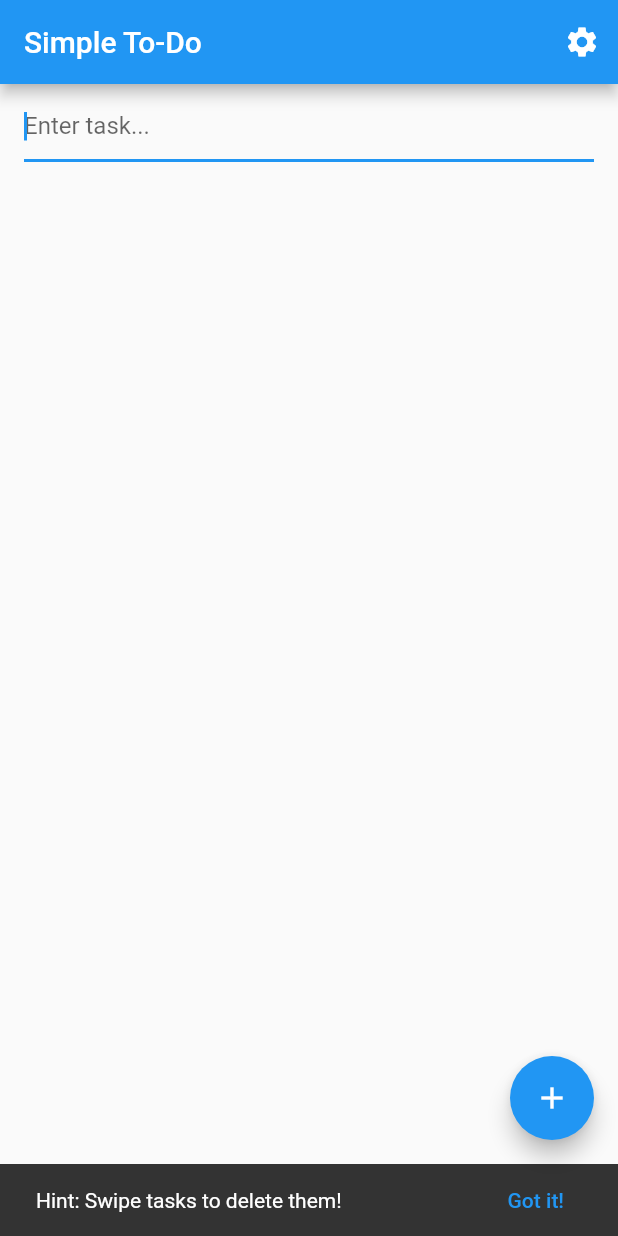
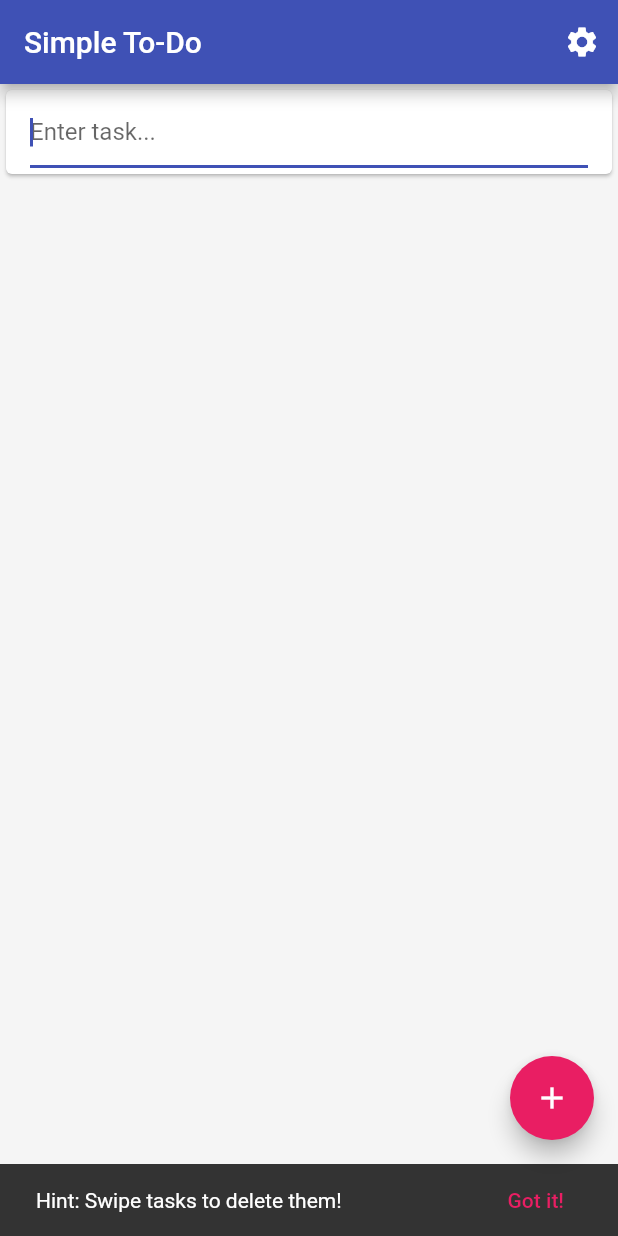
Before and after one commit to YusefOuda/simple-to-do, a Flutter app: the screen it shows after launch, on a phone screen of 412 x 824 dp. Run offline on Flutter 3.47's test engine with Material 2 defaults, Android fonts, the phone set to English and light mode, and no system bars; our stand-ins replace shared_preferences.

Commit message:
theme changes

```diff
--- a/lib/main.dart
+++ b/lib/main.dart
@@ -11,7 +11,10 @@ class MyApp extends StatelessWidget {
     return new MaterialApp(
       title: 'Simple To-Do',
       theme: new ThemeData(
-        primarySwatch: Colors.blue,
+        primarySwatch: Colors.indigo,
+        accentColor: Colors.pink,
+        backgroundColor: Colors.grey[100],
+        cardColor: Colors.white,
       ),
       home: new TodoListHome(title: 'Simple To-Do'),
     );
@@ -60,6 +63,7 @@ class _TodoListHomeState extends State<TodoListHome> {
   Widget build(BuildContext context) {
     _possiblyShowHintSnackBar(context);
     var scaffold = new Scaffold(
+      backgroundColor: Theme.of(context).backgroundColor,
       key: _scaffoldKey,
       appBar: new AppBar(
         title: new Text(widget.title),
@@ -91,6 +95,7 @@ class _TodoListHomeState extends State<TodoListHome> {
         },
         tooltip: 'Add Task',
         child: new Icon(Icons.add),
+        backgroundColor: Theme.of(context).accentColor,
       ),
     );
     return scaffold;
@@ -173,7 +178,8 @@ class _TodoListHomeState extends State<TodoListHome> {
   }
 
   Widget _getNewTodoItemWidget() {
-    return new ListTile(
+    return new Card(
+      child: new ListTile(
         title: new TextField(
           decoration: new InputDecoration(
             hintText: 'Enter task...',
@@ -188,11 +194,13 @@ class _TodoListHomeState extends State<TodoListHome> {
             fontSize: _fontSize,
           ),
         ),
+      ),
     );
   }
 
   Widget _getTodoItemWidget(index, item, context) {
-    return new Card(
+    return new InkWell(
+      child: new Card(
         child: new Column(
           mainAxisSize: MainAxisSize.min,
           crossAxisAlignment: CrossAxisAlignment.start,
@@ -261,6 +269,7 @@ class _TodoListHomeState extends State<TodoListHome> {
             ),
           ],
         ),
+      ),
     );
   }
 }
--- a/lib/settings.dart
+++ b/lib/settings.dart
@@ -42,6 +42,7 @@ class _SettingsScreenState extends State<SettingsScreen> {
       appBar: new AppBar(
         title: new Text('Settings'),
       ),
+      backgroundColor: Theme.of(context).backgroundColor,
       body: new Padding(
         padding: new EdgeInsets.only(
           left: 10.0,
```
Lines whose indentation alone changed are shown as unchanged.
